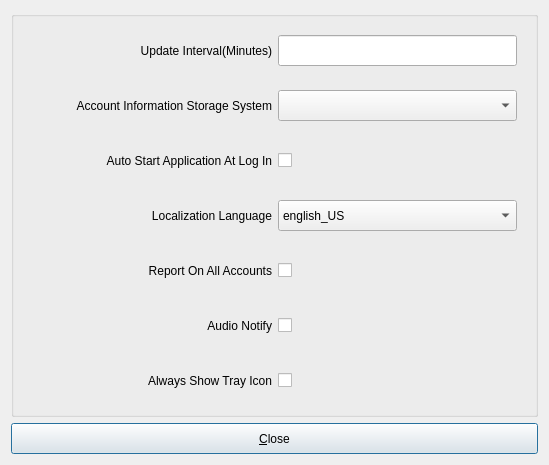
Old version of the form src/configurationoptionsdialog.ui in the repository mhogomchungu/qCheckGMail.
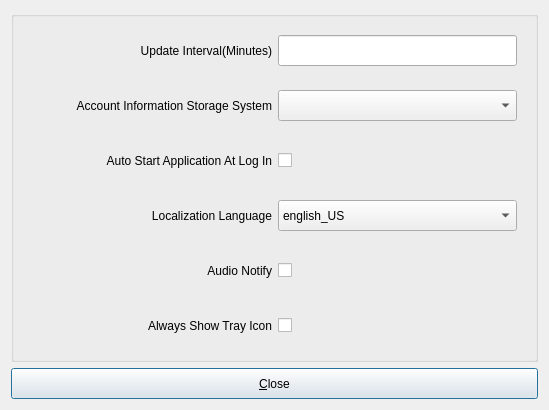
New version of the form.

What changed in the file:
```diff
--- a/src/configurationoptionsdialog.ui
+++ b/src/configurationoptionsdialog.ui
@@ -23,6 +23,79 @@
       <string/>
      </property>
      <layout class="QGridLayout" name="gridLayout_2">
+      <item row="1" column="0">
+       <widget class="QFrame" name="frame_6">
+        <layout class="QGridLayout" name="gridLayout_4">
+         <item row="0" column="0">
+          <widget class="QLabel" name="label_5">
+           <property name="minimumSize">
+            <size>
+             <width>0</width>
+             <height>31</height>
+            </size>
+           </property>
+           <property name="text">
+            <string>Account Information Storage System</string>
+           </property>
+           <property name="alignment">
+            <set>Qt::AlignRight|Qt::AlignTrailing|Qt::AlignVCenter</set>
+           </property>
+           <property name="wordWrap">
+            <bool>true</bool>
+           </property>
+          </widget>
+         </item>
+         <item row="0" column="1">
+          <widget class="QComboBox" name="comboBoxBackEndSystem">
+           <property name="minimumSize">
+            <size>
+             <width>0</width>
+             <height>31</height>
+            </size>
+           </property>
+          </widget>
+         </item>
+        </layout>
+       </widget>
+      </item>
+      <item row="4" column="0">
+       <widget class="QFrame" name="frame_7">
+        <layout class="QGridLayout" name="gridLayout_8">
+         <item row="0" column="0">
+          <widget class="QLabel" name="label_6">
+           <property name="minimumSize">
+            <size>
+             <width>0</width>
+             <height>31</height>
+            </size>
+           </property>
+           <property name="text">
+            <string>Audio Notify</string>
+           </property>
+           <property name="alignment">
+            <set>Qt::AlignRight|Qt::AlignTrailing|Qt::AlignVCenter</set>
+           </property>
+           <property name="wordWrap">
+            <bool>true</bool>
+           </property>
+          </widget>
+         </item>
+         <item row="0" column="1">
+          <widget class="QCheckBox" name="checkBoxAudioNotify">
+           <property name="minimumSize">
+            <size>
+             <width>0</width>
+             <height>31</height>
+            </size>
+           </property>
+           <property name="text">
+            <string/>
+           </property>
+          </widget>
+         </item>
+        </layout>
+       </widget>
+      </item>
       <item row="3" column="0">
        <widget class="QFrame" name="frame_4">
         <layout class="QGridLayout" name="gridLayout_6">
@@ -63,44 +136,6 @@
         </layout>
        </widget>
       </item>
-      <item row="5" column="0">
-       <widget class="QFrame" name="frame_7">
-        <layout class="QGridLayout" name="gridLayout_8">
-         <item row="0" column="0">
-          <widget class="QLabel" name="label_6">
-           <property name="minimumSize">
-            <size>
-             <width>0</width>
-             <height>31</height>
-            </size>
-           </property>
-           <property name="text">
-            <string>Audio Notify</string>
-           </property>
-           <property name="alignment">
-            <set>Qt::AlignRight|Qt::AlignTrailing|Qt::AlignVCenter</set>
-           </property>
-           <property name="wordWrap">
-            <bool>true</bool>
-           </property>
-          </widget>
-         </item>
-         <item row="0" column="1">
-          <widget class="QCheckBox" name="checkBoxAudioNotify">
-           <property name="minimumSize">
-            <size>
-             <width>0</width>
-             <height>31</height>
-            </size>
-           </property>
-           <property name="text">
-            <string/>
-           </property>
-          </widget>
-         </item>
-        </layout>
-       </widget>
-      </item>
       <item row="0" column="0">
        <widget class="QFrame" name="frame_2">
         <layout class="QGridLayout" name="gridLayout_3">
@@ -180,80 +215,7 @@
         </layout>
        </widget>
       </item>
-      <item row="1" column="0">
-       <widget class="QFrame" name="frame_6">
-        <layout class="QGridLayout" name="gridLayout_4">
-         <item row="0" column="0">
-          <widget class="QLabel" name="label_5">
-           <property name="minimumSize">
-            <size>
-             <width>0</width>
-             <height>31</height>
-            </size>
-           </property>
-           <property name="text">
-            <string>Account Information Storage System</string>
-           </property>
-           <property name="alignment">
-            <set>Qt::AlignRight|Qt::AlignTrailing|Qt::AlignVCenter</set>
-           </property>
-           <property name="wordWrap">
-            <bool>true</bool>
-           </property>
-          </widget>
-         </item>
-         <item row="0" column="1">
-          <widget class="QComboBox" name="comboBoxBackEndSystem">
-           <property name="minimumSize">
-            <size>
-             <width>0</width>
-             <height>31</height>
-            </size>
-           </property>
-          </widget>
-         </item>
-        </layout>
-       </widget>
-      </item>
-      <item row="4" column="0">
-       <widget class="QFrame" name="frame_5">
-        <layout class="QGridLayout" name="gridLayout_7">
-         <item row="0" column="0">
-          <widget class="QLabel" name="label_4">
-           <property name="minimumSize">
-            <size>
-             <width>0</width>
-             <height>31</height>
-            </size>
-           </property>
-           <property name="text">
-            <string>Report On All Accounts</string>
-           </property>
-           <property name="alignment">
-            <set>Qt::AlignRight|Qt::AlignTrailing|Qt::AlignVCenter</set>
-           </property>
-           <property name="wordWrap">
-            <bool>true</bool>
-           </property>
-          </widget>
-         </item>
-         <item row="0" column="1">
-          <widget class="QCheckBox" name="checkBoxReportOnAllAccounts">
-           <property name="minimumSize">
-            <size>
-             <width>0</width>
-             <height>31</height>
-            </size>
-           </property>
-           <property name="text">
-            <string/>
-           </property>
-          </widget>
-         </item>
-        </layout>
-       </widget>
-      </item>
-      <item row="6" column="0">
+      <item row="5" column="0">
        <widget class="QFrame" name="frame_8">
         <layout class="QGridLayout" name="gridLayout_9">
          <item row="0" column="0">
```
Left out of the diff: 1 changed line with no effect on the pictures.
